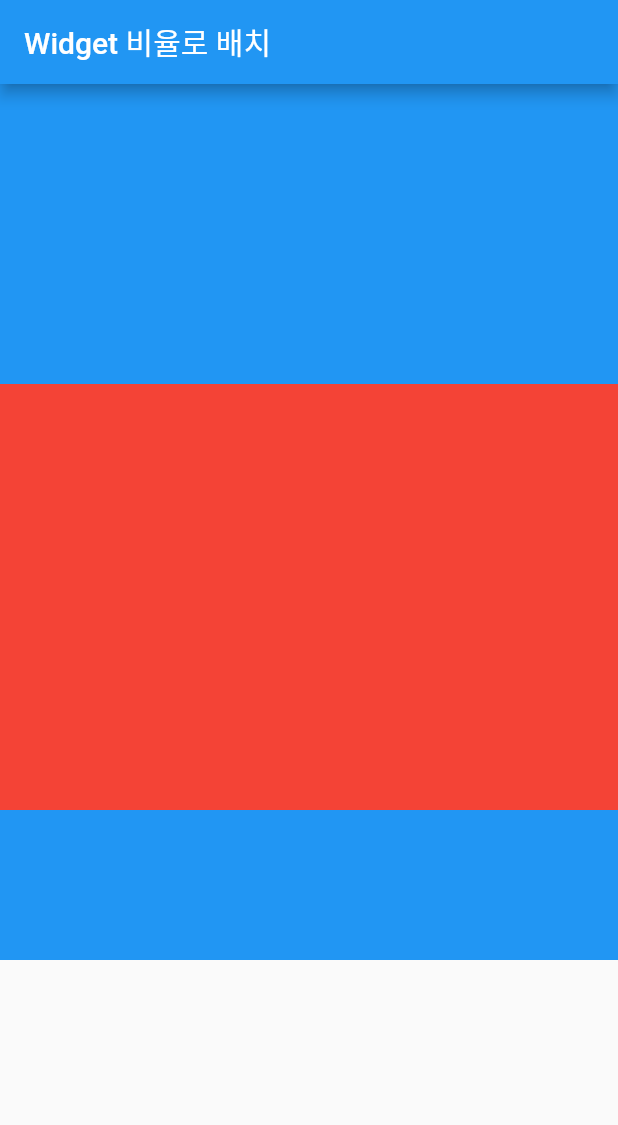
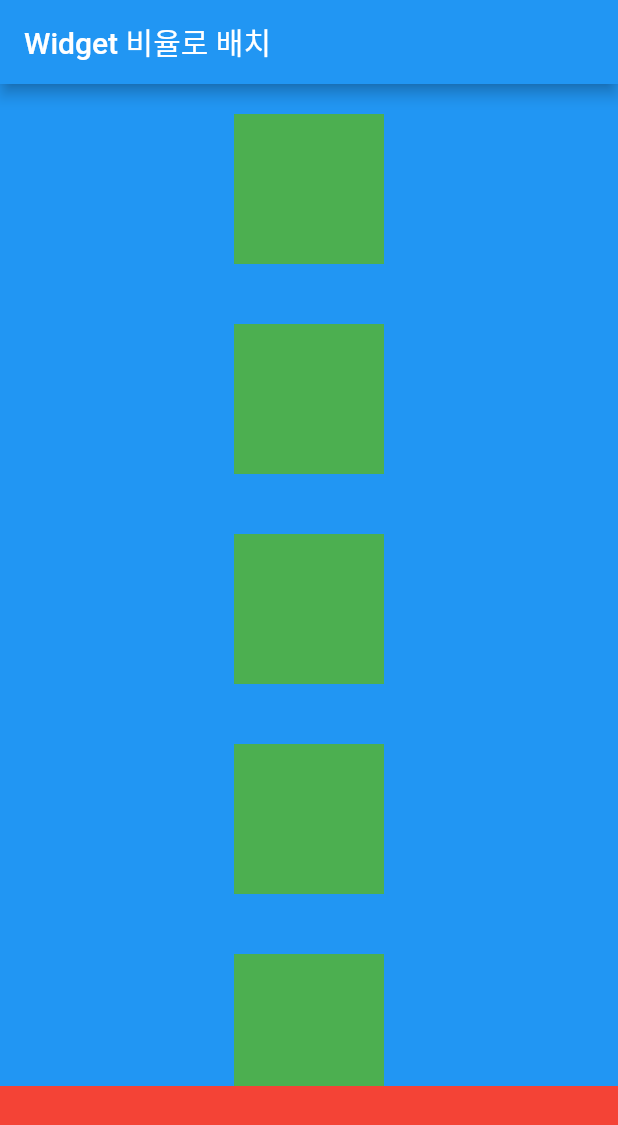
Before and after one commit to JangWoojun/flutter_layout, a Flutter app: the screen it shows after launch, on a phone screen of 412 x 824 dp. Shown: the top 1125 px of the screen. Run offline on Flutter 3.47's test engine with Material 2 defaults, Android fonts, the phone set to English and light mode, and no system bars.

Commit message:
Expanded, Flexible SingleChildScrollView

```diff
--- a/lib/main.dart
+++ b/lib/main.dart
@@ -3,7 +3,9 @@ import 'package:flutter/material.dart';
 void main() {
   runApp(MaterialApp(
     home: Scaffold(
-      appBar: AppBar(title: Text("Widget 비율로 배치"),),
+      appBar: AppBar(
+        title: Text("Widget 비율로 배치"),
+      ),
       body: const Body(),
     ),
   ));
@@ -16,9 +18,59 @@ class Body extends StatelessWidget {
   Widget build(BuildContext context) {
     return Column(
       children: [
-        Container(color: Colors.blue, height: 200,),
-        Expanded(child: Container(color: Colors.red, height: 100,)), // 자식 크기 상관 없이 꽉채움
-        Flexible(child: Container(color: Colors.blue, height: 100,)) // 자식 크기에 따라 채워지나 없다면 꽉 채움
+        Expanded( // SingleChildScrollView 내부에서는 Expanded, Flexible 둘다 사용 불뷰
+          child: Container(
+            color: Colors.blue,
+            width: double.infinity,
+            height: 200,
+            child: SingleChildScrollView(
+              child: Column(
+                children: [
+                  Container(
+                    color: Colors.green,
+                    height: 100,
+                    width: 100,
+                    margin: const EdgeInsets.symmetric(vertical: 20),
+                  ),
+                  Container(
+                    color: Colors.green,
+                    height: 100,
+                    width: 100,
+                    margin: const EdgeInsets.symmetric(vertical: 20),
+                  ),
+                  Container(
+                    color: Colors.green,
+                    height: 100,
+                    width: 100,
+                    margin: const EdgeInsets.symmetric(vertical: 20),
+                  ),
+                  Container(
+                    color: Colors.green,
+                    height: 100,
+                    width: 100,
+                    margin: const EdgeInsets.symmetric(vertical: 20),
+                  ),
+                  Container(
+                    color: Colors.green,
+                    height: 100,
+                    width: 100,
+                    margin: const EdgeInsets.symmetric(vertical: 20),
+                  ),
+                  Container(
+                    color: Colors.green,
+                    height: 100,
+                    width: 100,
+                    margin: const EdgeInsets.symmetric(vertical: 20),
+                  ),
+                ],
+              ),
+            ),
+          ),
+        ),
+        Container(
+          color: Colors.red,
+          height: 100,
+        )
       ],
     );
   }
```
